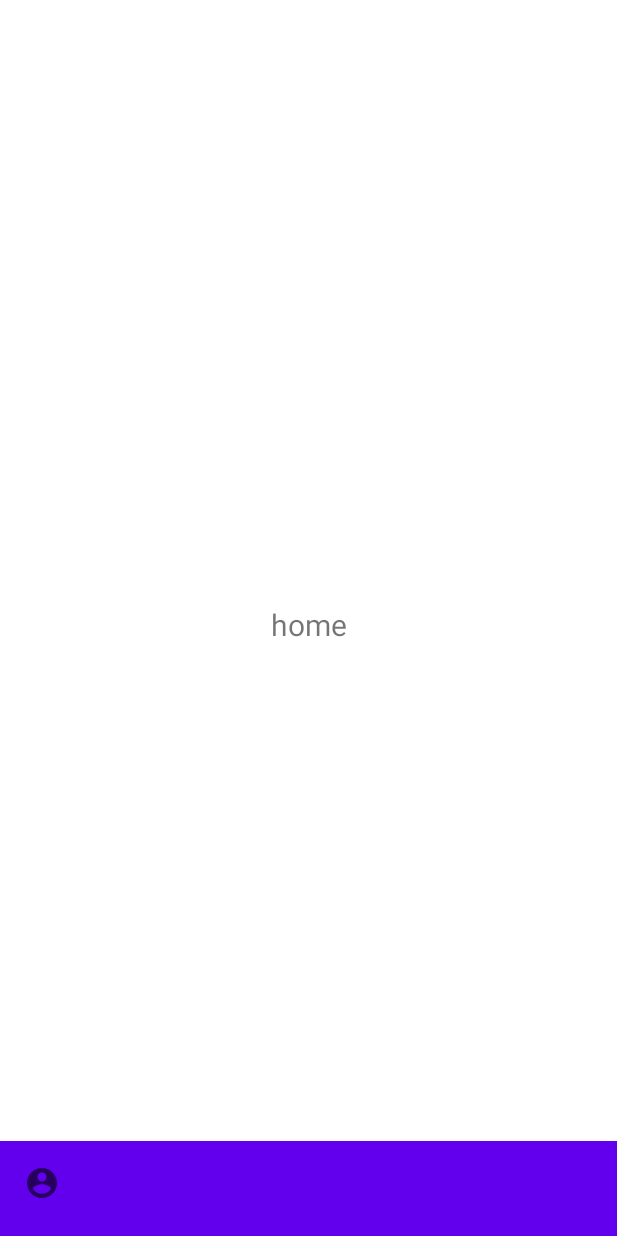
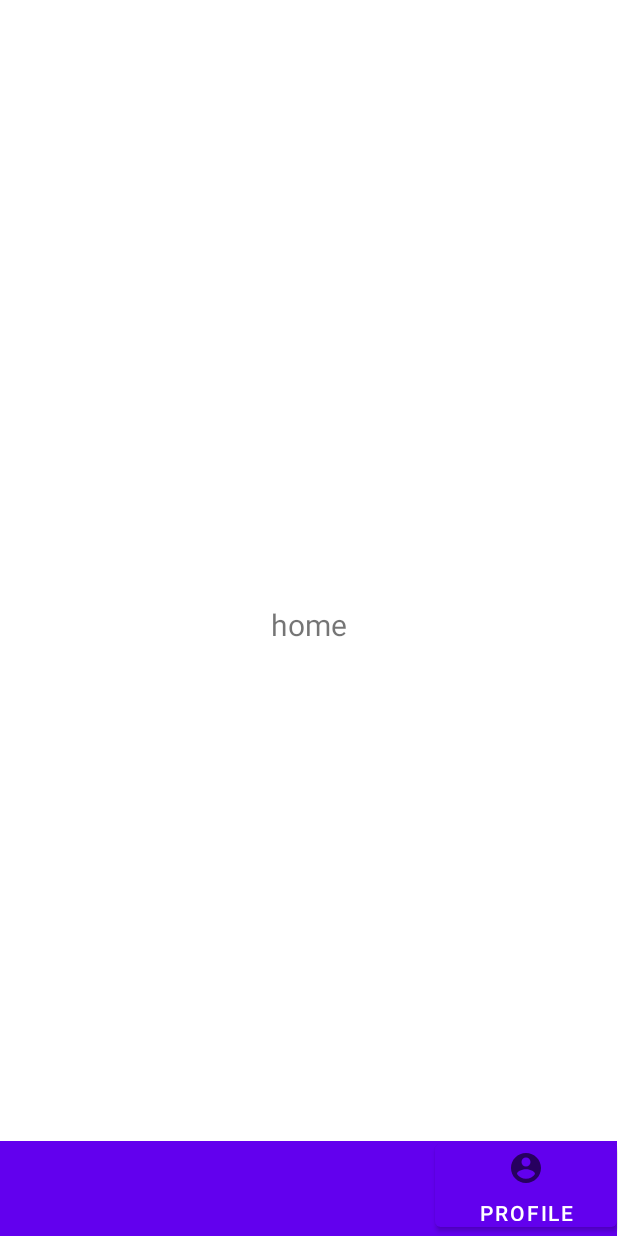
Before and after one commit to nielsver/practice-enterprise, an Android app: the layout fragment_home.xml on its own in the app's theme, with its tools: preview values and no code run, on a phone screen of 412 x 824 dp. Run offline under Robolectric (Android 15) with nearby library versions, the phone set to English and light mode, and no system bars.

Commit message:
Update fragment_home.xml

```diff
--- a/RunandCycle/app/src/main/res/layout/fragment_home.xml
+++ b/RunandCycle/app/src/main/res/layout/fragment_home.xml
@@ -9,6 +9,7 @@
 
 
     <androidx.appcompat.widget.Toolbar
+        android:id="@+id/toolbar2"
         android:layout_width="411dp"
         android:layout_height="63dp"
         android:background="@color/design_default_color_primary"
@@ -18,8 +19,7 @@
         app:layout_constraintHorizontal_bias="0.0"
         app:layout_constraintStart_toStartOf="parent"
         app:layout_constraintTop_toBottomOf="@+id/text_home"
-        app:layout_constraintVertical_bias="1.0"
-        app:navigationIcon="@drawable/ic_baseline_account_circle_24">
+        app:layout_constraintVertical_bias="1.0">
 
     </androidx.appcompat.widget.Toolbar>
 
@@ -38,4 +38,13 @@
         app:layout_constraintEnd_toEndOf="parent"
         app:layout_constraintStart_toStartOf="parent"
         app:layout_constraintTop_toTopOf="parent" />
+
+    <Button
+        android:id="@+id/profilebutton"
+        android:layout_width="121dp"
+        android:layout_height="67dp"
+        android:drawableTop="@drawable/ic_baseline_account_circle_24"
+        android:text="profile"
+        app:layout_constraintBottom_toBottomOf="parent"
+        app:layout_constraintEnd_toEndOf="@+id/toolbar2" />
 </androidx.constraintlayout.widget.ConstraintLayout>
```
